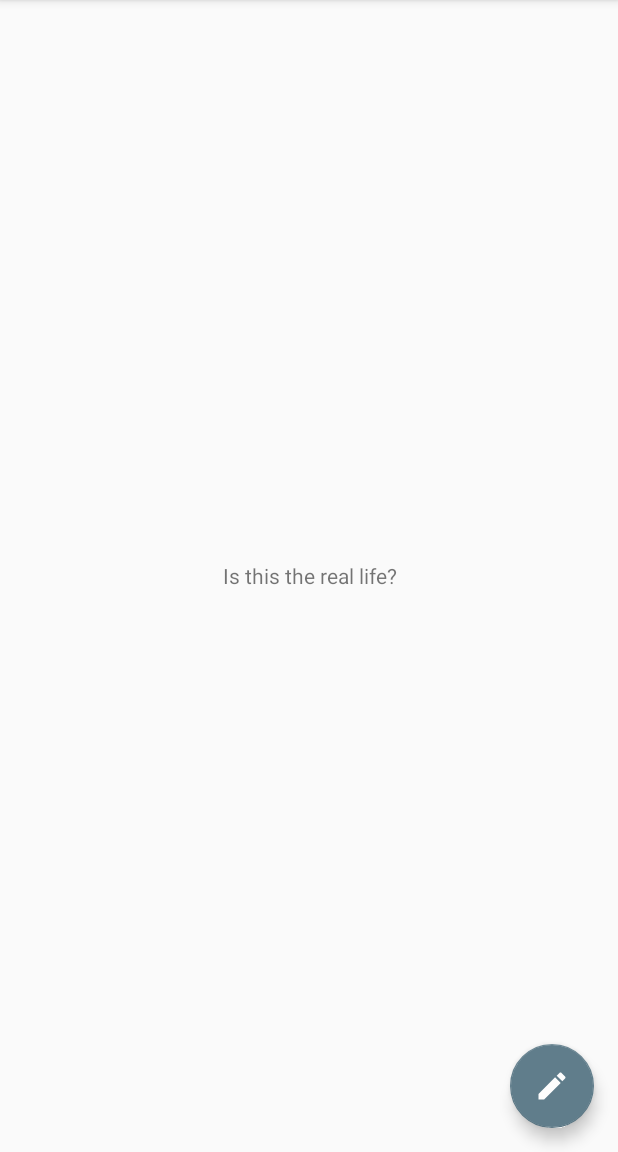
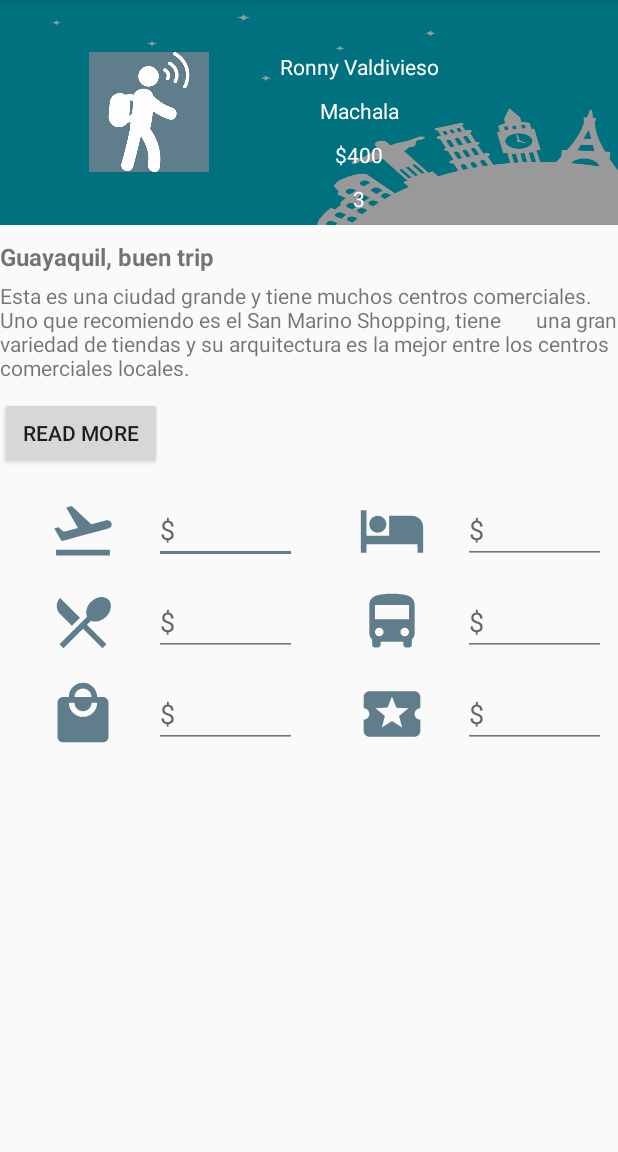
Before and after one commit to RonnyValdivieso/tripget, an Android app: the screen it shows after launch once a user with an empty profile is signed in (MainActivity), in the side drawer, after a tap on "Notifications", on a phone screen of 412 x 824 dp, the part 84-1236 px from its top. Run offline under Robolectric (Android 15) with nearby library versions, the phone set to English and light mode, and no system bars; our stand-ins replace Firebase (no records; nobody signed in at launch, a user with empty details on screens opened directly); pictures from the network do not load.

Commit message:
MyTrips and Review

```diff
--- a/app/src/main/java/com/tripget/tripget/MainActivity.java
+++ b/app/src/main/java/com/tripget/tripget/MainActivity.java
@@ -38,7 +38,12 @@ import com.google.firebase.auth.FirebaseAuth;
 import com.google.firebase.auth.FirebaseUser;
 
 public class MainActivity extends AppCompatActivity
-        implements NavigationView.OnNavigationItemSelectedListener, GoogleApiClient.OnConnectionFailedListener, ReviewTripFragment.OnFragmentInteractionListener, ExampleFragment.OnFragmentInteractionListener {
+		implements NavigationView.OnNavigationItemSelectedListener,
+			GoogleApiClient.OnConnectionFailedListener,
+			ReviewTripFragment.OnFragmentInteractionListener,
+			ExampleFragment.OnFragmentInteractionListener,
+			MyTripsFragment.OnFragmentInteractionListener,
+			ReviewFragment.OnFragmentInteractionListener {
 
 	//Visual elements
 	private TextView nameTextView;
@@ -234,17 +239,14 @@ public class MainActivity extends AppCompatActivity
             // Handle the camera action
             fragment = new ExampleFragment();
             callFragment();
-           /* transaction = getSupportFragmentManager().beginTransaction();
-            transaction.replace(R.id.main_content, fragment);
-            transaction.addToBackStack(null);
-            transaction.setTransition(FragmentTransaction.TRANSIT_FRAGMENT_FADE);
-            transaction.commit();*/
         } else if (id == R.id.nav_my_trips) {
-
+            fragment = new MyTripsFragment();
+            callFragment();
         } else if (id == R.id.nav_favorite) {
 
         } else if (id == R.id.nav_notification) {
-
+            fragment = new ReviewFragment();
+            callFragment();
         } else if (id == R.id.nav_exit) {
             logOut();
         }
--- /dev/null
+++ b/app/src/main/java/com/tripget/tripget/ReviewFragment.java
@@ -0,0 +1,71 @@
+package com.tripget.tripget;
+
+import android.content.Context;
+import android.net.Uri;
+import android.os.Bundle;
+import android.support.v4.app.Fragment;
+import android.view.LayoutInflater;
+import android.view.View;
+import android.view.ViewGroup;
+
+/**
+ * A simple {@link Fragment} subclass.
+ * Activities that contain this fragment must implement the
+ * {@link ReviewFragment.OnFragmentInteractionListener} interface
+ * to handle interaction events.
+ */
+public class ReviewFragment extends Fragment {
+
+    private OnFragmentInteractionListener mListener;
+
+    public ReviewFragment() {
+        // Required empty public constructor
+    }
+
+
+    @Override
+    public View onCreateView(LayoutInflater inflater, ViewGroup container,
+                             Bundle savedInstanceState) {
+        // Inflate the layout for this fragment
+        return inflater.inflate(R.layout.fragment_review, container, false);
+    }
+
+    // TODO: Rename method, update argument and hook method into UI event
+    public void onButtonPressed(Uri uri) {
+        if (mListener != null) {
+            mListener.onFragmentInteraction(uri);
+        }
+    }
+
+    @Override
+    public void onAttach(Context context) {
+        super.onAttach(context);
+        if (context instanceof OnFragmentInteractionListener) {
+            mListener = (OnFragmentInteractionListener) context;
+        } else {
+            throw new RuntimeException(context.toString()
+                    + " must implement OnFragmentInteractionListener");
+        }
+    }
+
+    @Override
+    public void onDetach() {
+        super.onDetach();
+        mListener = null;
+    }
+
+    /**
+     * This interface must be implemented by activities that contain this
+     * fragment to allow an interaction in this fragment to be communicated
+     * to the activity and potentially other fragments contained in that
+     * activity.
+     * <p>
+     * See the Android Training lesson <a href=
+     * "http://developer.android.com/training/basics/fragments/communicating.html"
+     * >Communicating with Other Fragments</a> for more information.
+     */
+    public interface OnFragmentInteractionListener {
+        // TODO: Update argument type and name
+        void onFragmentInteraction(Uri uri);
+    }
+}
--- /dev/null
+++ b/app/src/main/res/layout/fragment_review.xml
@@ -0,0 +1,21 @@
+<ScrollView xmlns:android="http://schemas.android.com/apk/res/android"
+	xmlns:app="http://schemas.android.com/apk/res-auto"
+	xmlns:tools="http://schemas.android.com/tools"
+	android:layout_width="fill_parent"
+	android:layout_height="fill_parent"
+	android:clipToPadding="false"
+	android:fillViewport="false"
+	app:layout_collapseParallaxMultiplier="1.0">
+
+	<LinearLayout
+		android:layout_width="match_parent"
+		android:layout_height="match_parent"
+		android:orientation="vertical">
+
+		<include layout="@layout/review_header"></include>
+
+		<include layout="@layout/review_body"></include>
+
+	</LinearLayout>
+
+</ScrollView>
--- /dev/null
+++ b/app/src/main/res/layout/review_body.xml
@@ -0,0 +1,39 @@
+<?xml version="1.0" encoding="utf-8"?>
+<LinearLayout xmlns:android="http://schemas.android.com/apk/res/android"
+    android:orientation="vertical" android:layout_width="match_parent"
+    android:layout_height="wrap_content"
+    android:weightSum="1"
+	android:layout_weight="1"
+	android:layout_marginTop="10dp">
+
+    <TextView
+        android:id="@+id/textView4"
+        android:layout_width="match_parent"
+        android:layout_height="wrap_content"
+        android:layout_weight="0.03"
+	    android:paddingBottom="5dp"
+	    android:textSize="16dp"
+	    android:textStyle="bold"
+        android:text="Guayaquil, buen trip" />
+
+    <TextView
+        android:id="@+id/textView7"
+        android:layout_width="match_parent"
+        android:layout_height="wrap_content"
+        android:layout_weight="0.02"
+	    android:paddingBottom="10dp"
+	    android:textSize="14dp"
+        android:text="Esta es una ciudad grande y tiene muchos centros comerciales. Uno que recomiendo es el San Marino Shopping, tiene
+						una gran variedad de tiendas y su arquitectura es la mejor entre los centros comerciales locales." />
+
+    <Button
+        android:id="@+id/button2"
+        android:layout_width="108dp"
+        android:layout_height="wrap_content"
+        android:text="Read more" />
+
+	<include layout="@layout/trip_needs"
+		android:layout_width="match_parent"
+		android:layout_height="wrap_content"
+		android:layout_marginTop="10dp"></include>
+</LinearLayout>
--- /dev/null
+++ b/app/src/main/res/layout/review_header.xml
@@ -0,0 +1,101 @@
+<?xml version="1.0" encoding="utf-8"?>
+<LinearLayout xmlns:android="http://schemas.android.com/apk/res/android"
+    android:orientation="vertical" android:layout_width="match_parent"
+    android:layout_height="150dp"
+    android:weightSum="1"
+    android:layout_weight="1">
+
+    <RelativeLayout
+        android:layout_width="match_parent"
+        android:layout_height="match_parent"
+        android:layout_weight="0.14"
+        android:background="@drawable/banner_filtro"
+        android:elevation="0dp"
+        android:orientation="vertical">
+
+        <ImageView
+            android:id="@+id/userPhotoReview"
+            android:layout_width="80dp"
+            android:layout_height="80dp"
+            android:layout_alignParentLeft="true"
+            android:layout_alignParentStart="true"
+            android:layout_centerVertical="true"
+            android:layout_marginLeft="59dp"
+            android:layout_marginStart="59dp"
+            android:background="@color/colorAccent"
+            android:src="@drawable/backpacker_white" />
+
+        <RelativeLayout
+            android:id="@+id/ownerInfo"
+            android:layout_width="120dp"
+            android:layout_height="105dp"
+            android:layout_alignTop="@+id/userPhotoReview"
+            android:layout_marginLeft="40dp"
+            android:layout_marginStart="40dp"
+            android:layout_toEndOf="@+id/userPhotoReview"
+            android:layout_toRightOf="@+id/userPhotoReview"
+            android:orientation="vertical"
+            android:weightSum="1">
+
+            <TextView
+                android:id="@+id/textView2"
+                android:layout_width="wrap_content"
+                android:layout_height="wrap_content"
+                android:layout_alignParentEnd="true"
+                android:layout_alignParentLeft="true"
+                android:layout_alignParentRight="true"
+                android:layout_alignParentStart="true"
+                android:layout_alignTop="@+id/userPhotoReview"
+                android:layout_weight="0.10"
+                android:text="Ronny Valdivieso"
+                android:textAlignment="center"
+                android:textColor="@color/common_google_signin_btn_text_dark_default" />
+
+            <TextView
+                android:id="@+id/textView3"
+                android:layout_width="wrap_content"
+                android:layout_height="wrap_content"
+                android:layout_alignParentEnd="true"
+                android:layout_alignParentLeft="true"
+                android:layout_alignParentRight="true"
+                android:layout_alignParentStart="true"
+                android:layout_below="@+id/textView2"
+	            android:layout_marginTop="10dp"
+                android:text="Machala"
+                android:textAlignment="center"
+                android:textColor="@color/common_google_signin_btn_text_dark_default"
+                android:textColorHint="@color/common_google_signin_btn_text_dark_default" />
+
+            <TextView
+                android:id="@+id/textView4"
+                android:layout_width="wrap_content"
+                android:layout_height="wrap_content"
+                android:layout_alignParentEnd="true"
+                android:layout_alignParentLeft="true"
+                android:layout_alignParentRight="true"
+                android:layout_alignParentStart="true"
+                android:layout_below="@+id/textView3"
+                android:layout_marginTop="10dp"
+                android:text="$400"
+                android:textAlignment="center"
+                android:textColor="@color/common_google_signin_btn_text_dark_default" />
+
+            <TextView
+                android:id="@+id/textView5"
+                android:layout_width="wrap_content"
+                android:layout_height="wrap_content"
+                android:layout_alignParentEnd="true"
+                android:layout_alignParentLeft="true"
+                android:layout_alignParentRight="true"
+                android:layout_alignParentStart="true"
+	            android:layout_below="@+id/textView4"
+	            android:layout_marginTop="10dp"
+                android:text="3"
+                android:textAlignment="center"
+                android:textColor="@color/common_google_signin_btn_text_dark_default" />
+
+        </RelativeLayout>
+
+    </RelativeLayout>
+
+</LinearLayout>
```
Also changed, not shown: app/src/main/java/com/tripget/tripget/MyTripsFragment.java (added, +72 -0 lines), app/src/main/res/layout/fragment_my_trips.xml (added, +9 -0 lines), app/src/main/res/layout/review_list.xml (added, +78 -0 lines), app/src/main/res/layout/review_trip_needs.xml (added, +123 -0 lines). Lines whose indentation alone changed are shown as unchanged.
